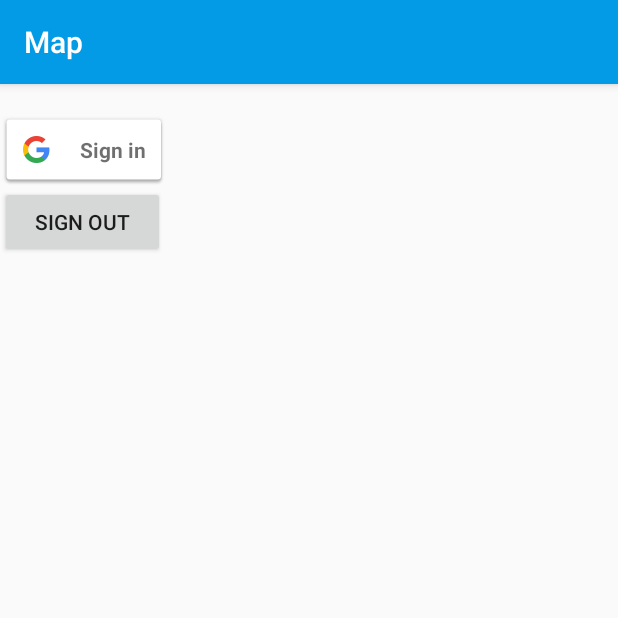
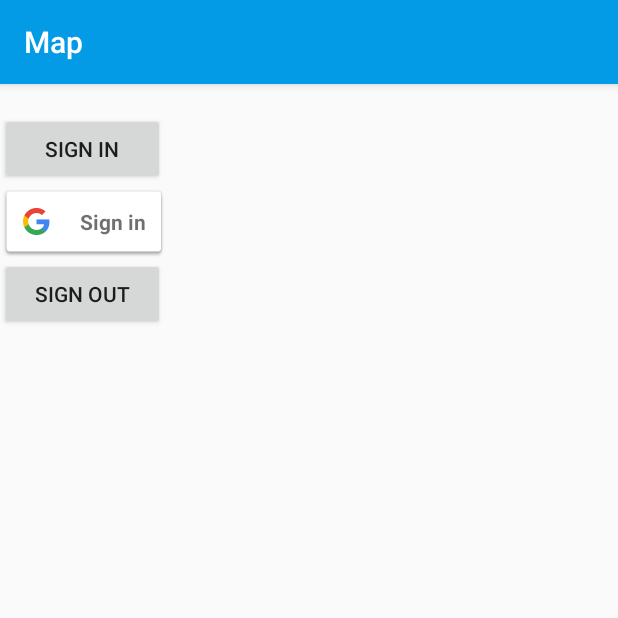
Before and after one commit to kochsj/Android_Realty, an Android app: the screen it shows after launch (MainActivity), on a phone screen of 412 x 824 dp, the top half of it. Run offline under Robolectric (Android 15) with nearby library versions, the phone set to English and light mode, and no system bars.

Commit message:
add email sign in button

```diff
--- a/app/src/main/java/com/kochsj/realrealty/MainActivity.java
+++ b/app/src/main/java/com/kochsj/realrealty/MainActivity.java
@@ -24,6 +24,7 @@ import com.kochsj.realrealty.activities.EmailPasswordActivity;
 public class MainActivity extends AppCompatActivity implements GoogleApiClient.OnConnectionFailedListener, View.OnClickListener {
     SignInButton signInButton;
     Button signOutButton;
+    Button signInWithEmail;
     TextView statusTextView;
     GoogleApiClient mGoogleApiClient;
 
@@ -52,17 +53,22 @@ public class MainActivity extends AppCompatActivity implements GoogleApiClient.O
         signOutButton = (Button) findViewById(R.id.sign_out_button);
         signOutButton.setOnClickListener(this);
 
+        signInWithEmail = (Button) findViewById(R.id.sign_in_with_email);
+        signInWithEmail.setOnClickListener(this);
+
     }
 
     public void onClick(View view) {
         switch(view.getId()) {
             case R.id.sign_in_button:
-                Intent intent = new Intent(this, EmailPasswordActivity.class);
-                startActivity(intent);
-//                signIn();
+                signIn();
                 break;
             case R.id.sign_out_button:
                 signOut();
+                break;
+            case R.id.sign_in_with_email:
+                Intent intent = new Intent(this, EmailPasswordActivity.class);
+                startActivity(intent);
                 break;
         }
     }
--- a/app/src/main/java/com/kochsj/realrealty/activities/EmailPasswordActivity.java
+++ b/app/src/main/java/com/kochsj/realrealty/activities/EmailPasswordActivity.java
@@ -32,10 +32,8 @@ public class EmailPasswordActivity extends BaseActivity implements View.OnClickL
         mBinding.verifyEmailButton.setOnClickListener(this);
         mBinding.reloadButton.setOnClickListener(this);
 
-        // [START initialize_auth]
         // Initialize Firebase Auth
         mAuth = FirebaseAuth.getInstance();
-        // [END initialize_auth]
     }
 
     // [START on_start_check_user]
--- a/app/src/main/res/layout/activity_emailpassword.xml
+++ b/app/src/main/res/layout/activity_emailpassword.xml
@@ -1,10 +1,5 @@
-<?xml version="1.0" encoding="utf-8"?>
 <layout xmlns:android="http://schemas.android.com/apk/res/android"
     xmlns:tools="http://schemas.android.com/tools">
-
-    <data>
-
-    </data>
 
     <LinearLayout
         android:id="@+id/emailpassword_layout"
--- a/app/src/main/res/layout/activity_main.xml
+++ b/app/src/main/res/layout/activity_main.xml
@@ -21,6 +21,11 @@
             android:layout_width="wrap_content"
             android:layout_height="wrap_content"
             android:text=""/>
+        <Button
+            android:id="@+id/sign_in_with_email"
+            android:layout_width="110dp"
+            android:layout_height="wrap_content"
+            android:text="@string/sign_in"/>
         <com.google.android.gms.common.SignInButton
             android:id="@+id/sign_in_button"
             android:layout_width="wrap_content"
@@ -29,7 +34,7 @@
             android:id="@+id/sign_out_button"
             android:layout_width="110dp"
             android:layout_height="wrap_content"
-            android:text="Sign Out"/>
+            android:text="@string/sign_out"/>
 
     </LinearLayout>
 <!--    <fragment-->
```
